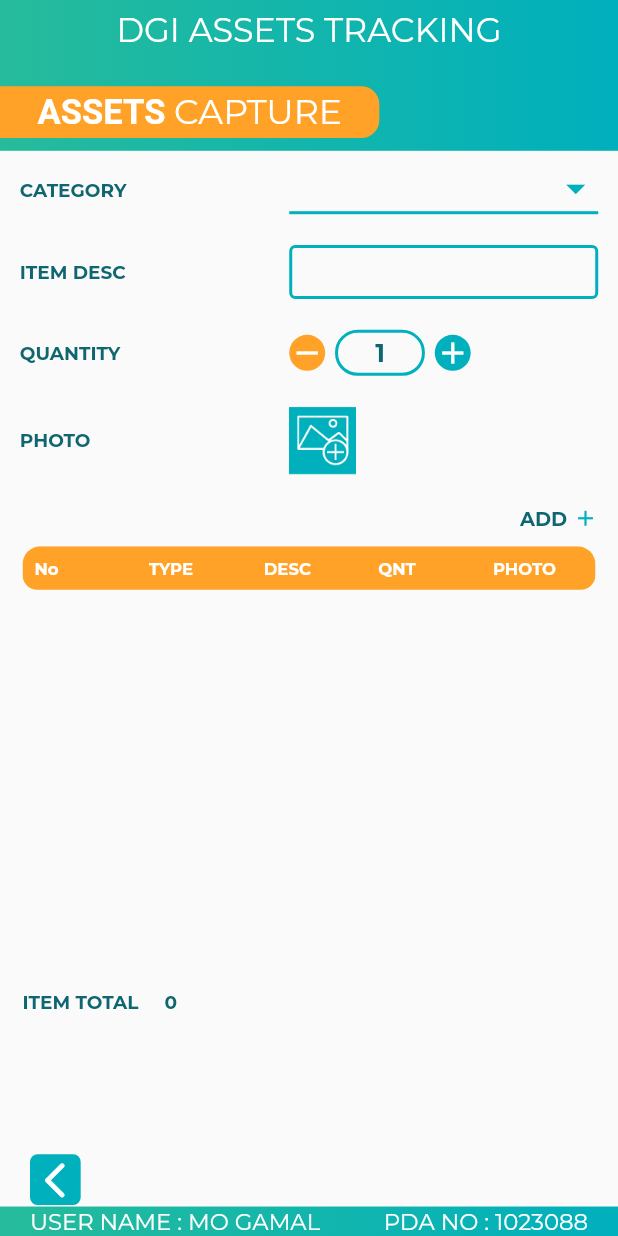
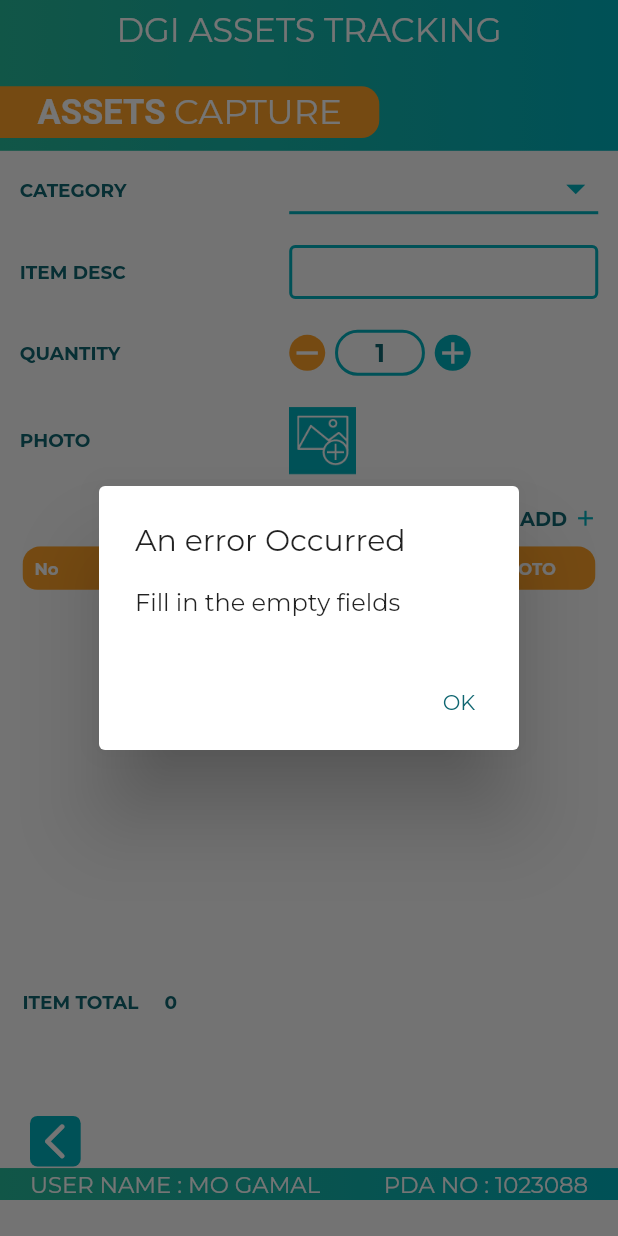
Before and after one commit to Ahmed2120/DGI, a Flutter app: the AssetsCapture screen opened directly with empty values, after a tap on the "add" icon, after a tap on the "remove" icon, after a tap on "ADD", on a phone screen of 412 x 824 dp. Run offline on Flutter 3.47's test engine with Material 2 defaults, Android fonts, the phone set to English and light mode, and no system bars; our stand-ins replace camera, dropdown_button2, percent_indicator, sqflite; missing offline and left inert: flutter_barcode_scanner; accounts and stored records are empty; key blocks and very long unbroken strings in the code were emptied for the run.

Commit message:
Validate Assets Capture

```diff
--- a/lib/Utility/footer.dart
+++ b/lib/Utility/footer.dart
@@ -12,7 +12,7 @@ class Footer extends StatelessWidget {
         width: double.infinity,
         // height: dSize.height * 0.04,
         padding:
-        EdgeInsets.symmetric(vertical: dSize.height * 0.001, horizontal: 20),
+        EdgeInsets.symmetric(vertical: dSize.height * 0.002, horizontal: 20),
         decoration: const BoxDecoration(
             gradient: LinearGradient(
                 colors: [
--- a/lib/main.dart
+++ b/lib/main.dart
@@ -33,7 +33,7 @@ class MyApp extends StatelessWidget {
         primarySwatch: Colors.blue,
         fontFamily: 'Montserrat'
       ),
-      home: const HomePage(),
+      home: const SplashScreen(),
     );
   }
 }
--- a/lib/screens/assets_capture_screen.dart
+++ b/lib/screens/assets_capture_screen.dart
@@ -43,12 +43,12 @@ class _AssetsCaptureState extends State<AssetsCapture> {
   @override
   Widget build(BuildContext context) {
     final dSize = MediaQuery.of(context).size;
-    print('width: ${dSize.width * 0.01}');
+    print('width: ${dSize.height * 0.007}');
     return Scaffold(
         body: SafeArea(
       child: SingleChildScrollView(
         child: SizedBox(
-          height: dSize.height,
+          height: dSize.height - 24,
           child: Column(
             children: [
               Container(
@@ -212,26 +212,21 @@ class _AssetsCaptureState extends State<AssetsCapture> {
                           InkWell(
                             child: SizedBox(
                               width: dSize.width * 0.5,
-                              child: Image.asset(
+                              child: imagePath == null ?
+                              Image.asset(
                                 'assets/icons/0-16.jpg',
                                 height: dSize.height * 0.055,
                                 alignment: Alignment.centerLeft,
+                              ) : Image.file(
+                                File(imagePath!),
+                                height: dSize.height * 0.055,
+                                alignment: Alignment.bottomLeft,
                               ),
                             ),
                             onTap: () async {
                               _showCamera();
                             },
                           ),
-                          imagePath != null
-                              ? SizedBox(
-                                  width: dSize.width * 0.4,
-                                  child: Image.file(
-                                    File(imagePath!),
-                                    height: dSize.height * 0.055,
-                                    alignment: Alignment.centerLeft,
-                                  ),
-                                )
-                              : Container(),
                         ],
                       ),
                       buildAddButton(),
@@ -339,6 +334,9 @@ class _AssetsCaptureState extends State<AssetsCapture> {
   }
 
   void saveItem() async {
+    if(descriptionController.text.isEmpty || imagePath == null)
+      _showErrorDialog('Fill in the empty fields');
+    else{
     File file = File(imagePath!);
     final Uint8List bytes = file.readAsBytesSync();
     String base64Image = base64Encode(bytes);
@@ -359,7 +357,7 @@ class _AssetsCaptureState extends State<AssetsCapture> {
       file.deleteSync();
     }catch(ex){
       print(ex);
-    }
+    }}
   }
 
   void getItems() async {
@@ -386,7 +384,8 @@ class _AssetsCaptureState extends State<AssetsCapture> {
             items[i].quantity.toString(),
             Image.memory(
               base64Decode(items[i].image),
-              height: 30,
+              height: 40,
+              fit: BoxFit.fill,
             )
           ],
         ),
@@ -447,8 +446,25 @@ class _AssetsCaptureState extends State<AssetsCapture> {
   }
 
   void resetForm() {
-    quantity =0;
+    quantity =1;
     imagePath=null;
     descriptionController.text="";
   }
+
+  void _showErrorDialog(String message) {
+    showDialog(
+        context: context,
+        builder: (ctx) => AlertDialog(
+          title: const Text('An error Occurred'),
+          content: Text(message),
+          actions: [
+            TextButton(
+              child: const Text('OK'),
+              onPressed: () {
+                Navigator.of(context).pop();
+              },
+            )
+          ],
+        ));
+  }
 }
```
